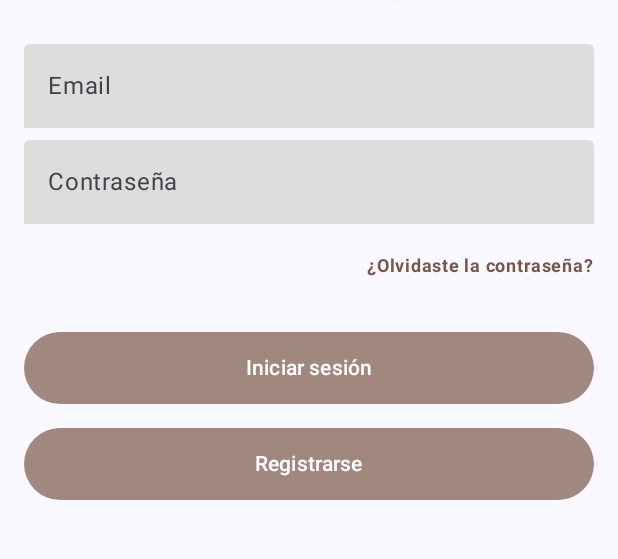
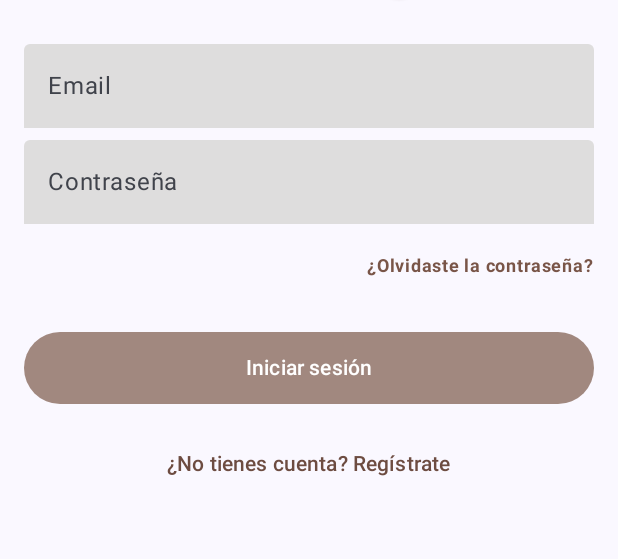
Before and after one commit to Vichaczo/Huerto_Hogar_Aplicacion, an Android app built with Jetpack Compose: the screen it shows after launch (MainActivity), after a tap on "Iniciar Sesión", on a phone screen of 412 x 824 dp, the part 423-982 px from its top. Run offline under Robolectric (Android 15) with nearby library versions, the phone set to English and light mode, and no system bars; our stand-ins replace livedata-compose.

Commit message:
-Versión 0.1.2
-Se avanza el diseño de login/registro. Respecto al diseño falta hacer boton de volver atras.

-Falta agregar persistencia a la creacion de cuentas,etc y que estas afecten a la aplicación Ej: Invitado solo pueda ver productos/iniciar/registrar sesion. Usuario puede usar carrito de compras y cerrar sesion. Admin puede gestionar CRUD de productos.

-Falta hacer el CRUD para poder editar productos(exclusivo del usuario admin).

```diff
--- a/app/build.gradle.kts
+++ b/app/build.gradle.kts
@@ -6,7 +6,7 @@ plugins {
 
 android {
     namespace = "com.example.huerto_hogar_aplicacion"
-    compileSdk = 34
+    compileSdk = 36
 
     defaultConfig {
         applicationId = "com.example.huerto_hogar_aplicacion"
--- a/app/src/main/java/com/example/huerto_hogar_aplicacion/MainActivity.kt
+++ b/app/src/main/java/com/example/huerto_hogar_aplicacion/MainActivity.kt
@@ -14,9 +14,11 @@ import androidx.navigation.compose.composable
 import androidx.navigation.compose.rememberNavController
 import com.example.huerto_hogar_aplicacion.ui.HomeViewModel
 import com.example.huerto_hogar_aplicacion.ui.LoginViewModel
+import com.example.huerto_hogar_aplicacion.ui.RegistroViewModel
 import com.example.huerto_hogar_aplicacion.ui.screen.HomeScreen
 import com.example.huerto_hogar_aplicacion.ui.screen.SplashScreen
 import com.example.huerto_hogar_aplicacion.ui.screen.LoginScreen
+import com.example.huerto_hogar_aplicacion.ui.screen.RegistroScreen
 import com.example.huerto_hogar_aplicacion.ui.theme.Huerto_Hogar_AplicacionTheme
 import kotlin.getValue
 
@@ -27,6 +29,8 @@ class MainActivity : ComponentActivity() {
     private val homeViewModel by viewModels<HomeViewModel>()
     private val loginViewModel by viewModels<LoginViewModel>()
 
+    private val registroViewModel by viewModels<RegistroViewModel>()
+
 
     override fun onCreate(savedInstanceState: Bundle?) {
         super.onCreate(savedInstanceState)
@@ -36,7 +40,7 @@ class MainActivity : ComponentActivity() {
                     modifier = Modifier.fillMaxSize(),
                     color = MaterialTheme.colorScheme.background
                 ) {
-                    AppNavigation(homeViewModel,loginViewModel)
+                    AppNavigation(homeViewModel,loginViewModel,registroViewModel)
                 }
             }
         }
@@ -44,7 +48,7 @@ class MainActivity : ComponentActivity() {
 }
 
 @Composable
-fun AppNavigation(homeViewModel: HomeViewModel,loginViewModel: LoginViewModel) {
+fun AppNavigation(homeViewModel: HomeViewModel,loginViewModel: LoginViewModel, registroViewModel : RegistroViewModel) {
     // Se crea el controlador de navegación que gestiona el historial de pantallas.
     val navController = rememberNavController()
 
@@ -65,8 +69,11 @@ fun AppNavigation(homeViewModel: HomeViewModel,loginViewModel: LoginViewModel) {
 
 
         composable("login") {
-            // Suponiendo que tienes un LoginScreen Composable
             LoginScreen(navController = navController, homeViewModel = homeViewModel, loginViewModel = loginViewModel)
+        }
+
+        composable("registro") {
+            RegistroScreen(navController = navController,  registroViewModel = registroViewModel)
         }
 
         composable("product_list") {
--- a/app/src/main/java/com/example/huerto_hogar_aplicacion/ui/LoginViewModel.kt
+++ b/app/src/main/java/com/example/huerto_hogar_aplicacion/ui/LoginViewModel.kt
@@ -10,7 +10,6 @@ class LoginViewModel : ViewModel() {
 
     private val _email = MutableLiveData<String>()
     val email: LiveData<String> = _email
-d
     private val _password = MutableLiveData<String>()
     val password: LiveData<String> = _password
 
@@ -35,10 +34,5 @@ d
         delay(4000)
         _isLoading.value = false
     }
-    suspend fun onRegisterSelected() {
-        _isLoading.value = true
-        delay(4000)
-        _isLoading.value = false
-    }
 
 }
--- /dev/null
+++ b/app/src/main/java/com/example/huerto_hogar_aplicacion/ui/RegistroViewModel.kt
@@ -0,0 +1,56 @@
+package com.example.huerto_hogar_aplicacion.ui
+
+import android.util.Patterns
+import androidx.lifecycle.LiveData
+import androidx.lifecycle.MutableLiveData
+import androidx.lifecycle.ViewModel
+
+class RegistroViewModel : ViewModel() {
+    private val _nombre = MutableLiveData<String>()
+    val nombre: LiveData<String> = _nombre
+
+    private val _apellido = MutableLiveData<String>()
+    val apellido: LiveData<String> = _apellido
+
+    private val _email = MutableLiveData<String>()
+    val email: LiveData<String> = _email
+
+    private val _password = MutableLiveData<String>()
+    val password: LiveData<String> = _password
+
+    private val _telefono = MutableLiveData<String>()
+    val telefono: LiveData<String> = _telefono
+
+    private fun isValidNombre(nombre: String): Boolean = nombre.length > 3 && nombre.any { it.isLetter() }
+
+    private fun isValidApellido(nombre: String): Boolean = nombre.length > 3 && nombre.any { it.isLetter() }
+
+    private fun isValidPassword(password: String): Boolean = (password.length > 6 && password.length < 20) && password.any { it.isDigit() }
+
+    private fun isValidEmail(email: String): Boolean  = Patterns.EMAIL_ADDRESS.matcher(email).matches()
+
+    private fun isValidTelefono(telefono: String): Boolean = telefono.length == 10
+
+    private val _loginEnable = MutableLiveData<Boolean>()
+
+    val loginEnable: LiveData<Boolean> = _loginEnable
+
+    fun onRegisterChanged(nombre: String, apellido: String, email: String, password: String, telefono: String) {
+        _nombre.value = nombre
+        _apellido.value = apellido
+        _email.value = email
+        _password.value = password
+        _telefono.value = telefono
+        _loginEnable.value = isValidNombre(nombre) && isValidApellido(apellido) && isValidEmail(email) && isValidPassword(password) && isValidTelefono(telefono)
+    }
+
+    private fun validarFormulario(): Boolean {
+        val nombreValido = isValidNombre(_nombre.value.orEmpty())
+        val apellidoValido = isValidApellido(_apellido.value.orEmpty())
+        val emailValido = isValidEmail(_email.value.orEmpty())
+        val passwordValido = isValidPassword(_password.value.orEmpty())
+        val telefonoValido = isValidTelefono(_telefono.value.orEmpty())
+        return nombreValido && apellidoValido && emailValido && passwordValido && telefonoValido
+    }
+
+}
--- a/app/src/main/java/com/example/huerto_hogar_aplicacion/ui/screen/LoginScreen.kt
+++ b/app/src/main/java/com/example/huerto_hogar_aplicacion/ui/screen/LoginScreen.kt
@@ -1,5 +1,6 @@
 package com.example.huerto_hogar_aplicacion.ui.screen
 
+import android.util.Patterns
 import androidx.compose.foundation.clickable
 import androidx.compose.foundation.layout.*
 import androidx.compose.foundation.text.KeyboardOptions
@@ -8,6 +9,7 @@ import androidx.compose.material3.ButtonDefaults
 import androidx.compose.material3.CircularProgressIndicator
 import androidx.compose.material3.MaterialTheme
 import androidx.compose.material3.Text
+import androidx.compose.material3.TextButton
 import androidx.compose.material3.TextField
 import androidx.compose.material3.TextFieldDefaults
 import androidx.compose.runtime.*
@@ -28,6 +30,7 @@ import com.example.huerto_hogar_aplicacion.ui.HomeViewModel
 import com.example.huerto_hogar_aplicacion.ui.LoginViewModel
 import com.example.huerto_hogar_aplicacion.ui.theme.CafeSombraTexto
 import kotlinx.coroutines.launch
+import java.util.regex.Pattern
 
 @Composable
 fun LoginScreen(navController: NavController, homeViewModel: HomeViewModel, loginViewModel: LoginViewModel) {
@@ -48,12 +51,12 @@ fun LoginScreen(navController: NavController, homeViewModel: HomeViewModel, logi
             }
         }*/
 
-        Login(Modifier.align(Alignment.Center), loginViewModel)
+        Login(Modifier.align(Alignment.Center), loginViewModel, navController)
     }
 }
 
 @Composable
-fun Login(modifier: Modifier, loginViewModel: LoginViewModel) {
+fun Login(modifier: Modifier, loginViewModel: LoginViewModel, navController: NavController) {
     val email: String by loginViewModel.email.observeAsState(initial = "")
     val password: String by loginViewModel.password.observeAsState(initial = "")
     val loginEnable: Boolean by loginViewModel.loginEnable.observeAsState(initial = false)
@@ -66,15 +69,12 @@ fun Login(modifier: Modifier, loginViewModel: LoginViewModel) {
             CircularProgressIndicator(Modifier.align(Alignment.Center))
         }
     } else {
-
         Column(
             modifier = modifier,
             horizontalAlignment = Alignment.CenterHorizontally
         ) {
             Spacer(modifier = Modifier.height(32.dp))
-
             Logo()
-
             Spacer(modifier = Modifier.padding(16.dp))
             EmailField(email) { loginViewModel.onLoginChanged(it, password) }
             Spacer(modifier = Modifier.padding(4.dp))
@@ -88,14 +88,11 @@ fun Login(modifier: Modifier, loginViewModel: LoginViewModel) {
                 }
             }
             Spacer(modifier = Modifier.padding(8.dp))
-            RegisterButton(loginEnable) {
-                coroutineScope.launch {
-                    loginViewModel.onRegisterSelected()
+            RegisterButton(navController)
         }
     }
 }
-    }
-}
+
 
 @Composable
 fun LoginButton(loginEnable: Boolean, onLoginSelected: () -> Unit) {
@@ -115,22 +112,11 @@ fun LoginButton(loginEnable: Boolean, onLoginSelected: () -> Unit) {
         Text(text = "Iniciar sesión")
     }
 }
+
 @Composable
-fun RegisterButton(loginEnable: Boolean, onRegisterSelected: () -> Unit) {
-    Button(
-        onClick = { onRegisterSelected() },
-        modifier = Modifier
-            .fillMaxWidth()
-            .height(48.dp),
-        colors = ButtonDefaults.buttonColors(
-            containerColor = Color(0xFF6D4C41),
-            disabledContainerColor = Color(0xFFA1887F),
-            contentColor = Color.White,
-            disabledContentColor = Color.White
-        ),
-        enabled = loginEnable
-    ) {
-        Text(text = "Registrarse")
+fun RegisterButton(navController: NavController) {
+    TextButton(onClick = { navController.navigate("registro") }) {
+        Text("¿No tienes cuenta? Regístrate", color = Color(0xFF6D4C41))
     }
 }
 
@@ -145,11 +131,27 @@ fun ForgotPassword(modifier: Modifier) {
     )
 }
 
+// CAMPOS DE TEXTO VALIDADOS
+
 @Composable
 fun PasswordField(password: String, onTextFieldChanged: (String) -> Unit) {
+    var isDirty by remember { mutableStateOf(false) }
+    val isValid = password.isNotBlank() && password.length >= 6
+    val helperText = "Contraseña no válida"
+
+    val containerColor = when {
+        !isDirty -> Color(0xFFDEDDDD) // Color inicial
+        isValid -> Color(0xFFC8E6C9) // Verde si es válido
+        else -> Color(0xFFFFCDD2) // Rojo si es inválido
+    }
+
+    Column {
         TextField(
             value = password,
-        onValueChange = { onTextFieldChanged(it) },
+            onValueChange = {
+                isDirty = true
+                onTextFieldChanged(it)
+            },
             placeholder = { Text(text = "Contraseña") },
             modifier = Modifier.fillMaxWidth(),
             keyboardOptions = KeyboardOptions(keyboardType = KeyboardType.Password),
@@ -159,19 +161,43 @@ fun PasswordField(password: String, onTextFieldChanged: (String) -> Unit) {
             colors = TextFieldDefaults.colors(
                 focusedTextColor = Color(0xFF636262),
                 unfocusedTextColor = Color(0xFF636262),
-            unfocusedContainerColor = Color(0xFFDEDDDD),
-            focusedContainerColor = Color(0xFFDEDDDD),
+                unfocusedContainerColor = containerColor,
+                focusedContainerColor = containerColor,
                 focusedIndicatorColor = Color.Transparent,
                 unfocusedIndicatorColor = Color.Transparent
             )
         )
+        if (isDirty && !isValid) {
+            Text(
+                text = helperText,
+                color = MaterialTheme.colorScheme.error,
+                style = MaterialTheme.typography.labelSmall,
+                modifier = Modifier.padding(start = 16.dp, top = 4.dp)
+            )
+        }
+    }
 }
 
 @Composable
 fun EmailField(email: String, onTextFieldChanged: (String) -> Unit) {
+    var isDirty by remember { mutableStateOf(false) }
+    // Usamos la misma validación de email que en el registro
+    val isValid = Patterns.EMAIL_ADDRESS.matcher(email).matches()
+    val helperText = "Correo no válido"
+
+    val containerColor = when {
+        !isDirty -> Color(0xFFDEDDDD) // Color inicial
+        isValid -> Color(0xFFC8E6C9) // Verde si es válido
+        else -> Color(0xFFFFCDD2) // Rojo si es inválido
+    }
+
+    Column {
         TextField(
             value = email,
-        onValueChange = { onTextFieldChanged(it) },
+            onValueChange = {
+                isDirty = true
+                onTextFieldChanged(it)
+            },
             modifier = Modifier.fillMaxWidth(),
             placeholder = { Text(text = "Email") },
             keyboardOptions = KeyboardOptions(keyboardType = KeyboardType.Email),
@@ -180,13 +206,24 @@ fun EmailField(email: String, onTextFieldChanged: (String) -> Unit) {
             colors = TextFieldDefaults.colors(
                 focusedTextColor = Color(0xFF636262),
                 unfocusedTextColor = Color(0xFF636262),
-            unfocusedContainerColor = Color(0xFFDEDDDD),
-            focusedContainerColor = Color(0xFFDEDDDD),
+                unfocusedContainerColor = containerColor,
+                focusedContainerColor = containerColor,
                 focusedIndicatorColor = Color.Transparent,
                 unfocusedIndicatorColor = Color.Transparent
             )
         )
+        if (isDirty && !isValid) {
+            Text(
+                text = helperText,
+                color = MaterialTheme.colorScheme.error,
+                style = MaterialTheme.typography.labelSmall,
+                modifier = Modifier.padding(start = 16.dp, top = 4.dp)
+            )
         }
+    }
+}
+
+// LOGO
 
 @Composable
 fun Logo() {
```
Also changed, not shown: app/src/main/java/com/example/huerto_hogar_aplicacion/ui/screen/RegistroScreen.kt (added, +334 -0 lines). Lines whose indentation alone changed are shown as unchanged.
